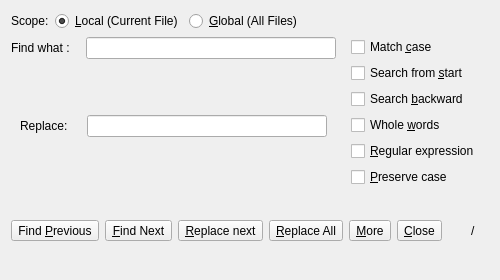
Old version of the form App/ui/panels/findreplacepanel.ui in the repository djeada/Lightpad.
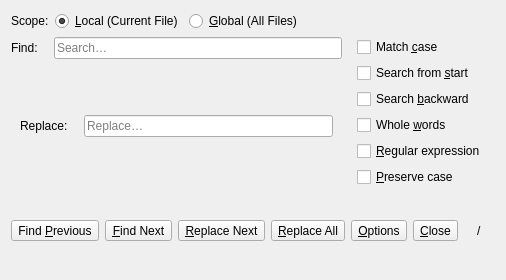
New version of the form.

Commit message: Improve UI and UX of search and replace panel

```diff
--- a/App/ui/panels/findreplacepanel.ui
+++ b/App/ui/panels/findreplacepanel.ui
@@ -73,7 +73,7 @@
          <item>
           <widget class="QLabel" name="findWhat">
            <property name="text">
-            <string>Find what :</string>
+            <string>Find:</string>
            </property>
            <property name="textFormat">
             <enum>Qt::PlainText</enum>
@@ -97,7 +97,11 @@
           </spacer>
          </item>
          <item>
-          <widget class="QLineEdit" name="searchFind"/>
+          <widget class="QLineEdit" name="searchFind">
+           <property name="placeholderText">
+            <string>Search…</string>
+           </property>
+          </widget>
          </item>
          <item>
           <layout class="QVBoxLayout" name="verticalLayout_2">
@@ -117,7 +121,7 @@
           <item>
            <widget class="QLabel" name="Replace">
             <property name="text">
-             <string>Replace: </string>
+             <string>Replace:</string>
             </property>
             <property name="textFormat">
              <enum>Qt::PlainText</enum>
@@ -141,7 +145,11 @@
            </spacer>
           </item>
           <item>
-           <widget class="QLineEdit" name="fieldReplace"/>
+           <widget class="QLineEdit" name="fieldReplace">
+            <property name="placeholderText">
+             <string>Replace…</string>
+            </property>
+           </widget>
           </item>
          </layout>
         </widget>
@@ -232,7 +240,7 @@
      <item>
       <widget class="QToolButton" name="replaceSingle">
        <property name="text">
-        <string>&amp;Replace next</string>
+        <string>&amp;Replace Next</string>
        </property>
       </widget>
      </item>
@@ -246,7 +254,7 @@
      <item>
       <widget class="QToolButton" name="more">
        <property name="text">
-        <string>&amp;More</string>
+        <string>&amp;Options</string>
        </property>
       </widget>
      </item>
```
The commit also changes 1 other file.
